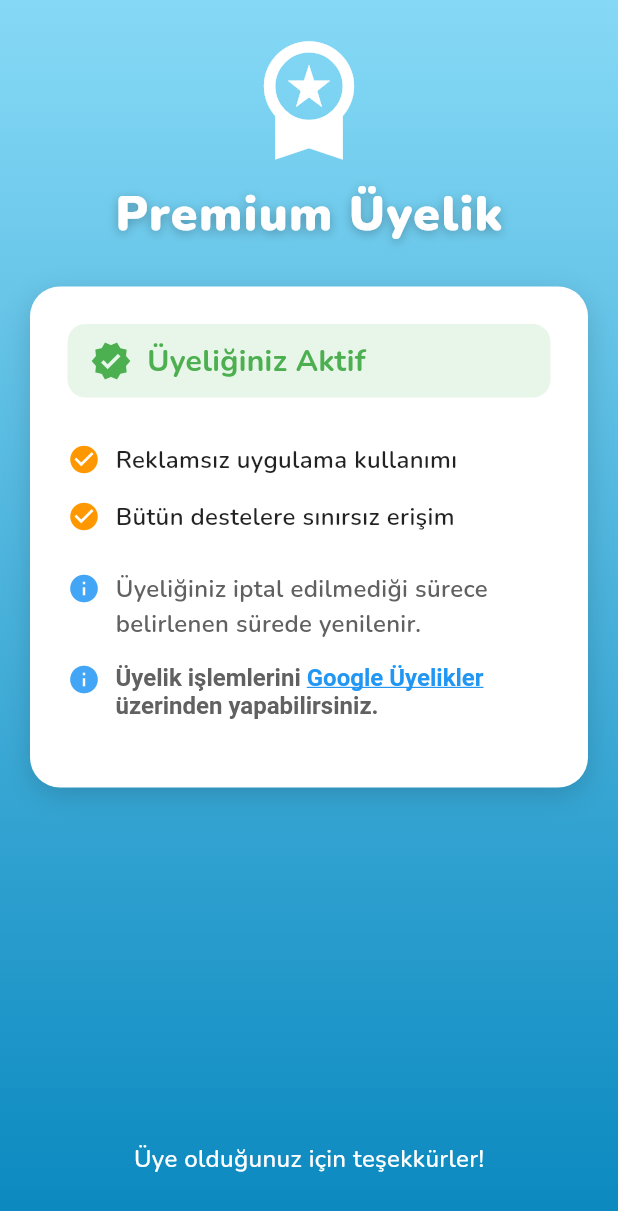
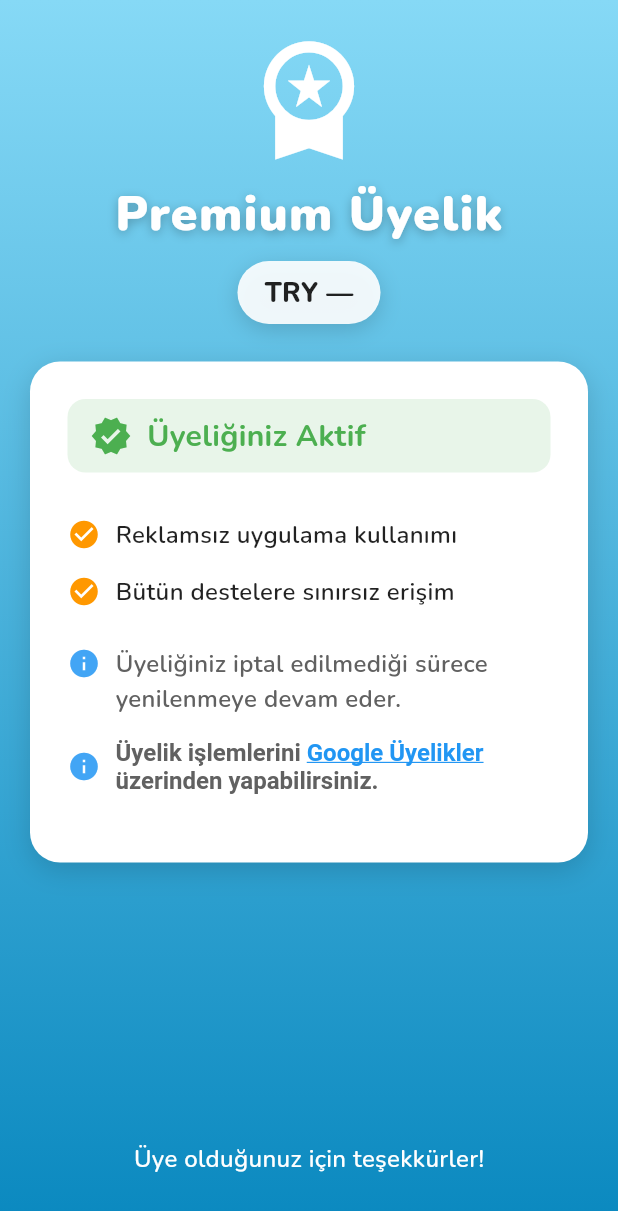
Before and after one commit to suleymanharbelioglu/flutter-heads-up-turkish, a Flutter app: the PremiumInfoPage screen opened directly with empty values, on a phone screen of 412 x 824 dp. Shown: the top 1211 px of the screen. Run offline on Flutter 3.47's test engine with Material 3 defaults, Android fonts, the light colour scheme and no system bars; our stand-ins replace bloc, connectivity_plus, dartz, flutter_bloc, font_awesome_flutter, get_it and 5 more; network calls fail.

Commit message:
premium info page

```diff
--- a/lib/presentation/premium/page/premium.dart
+++ b/lib/presentation/premium/page/premium.dart
@@ -1,4 +1,4 @@
-import 'package:ben_kimim/presentation/premium/bloc/is_user_premium_cubit.dart';
+import 'package:ben_kimim/data/app_purchase/model/product_model.dart';
 import 'package:ben_kimim/presentation/premium/bloc/load_products_cubit.dart';
 import 'package:ben_kimim/presentation/premium/bloc/load_products_state.dart';
 import 'package:ben_kimim/presentation/premium/bloc/premium_status_cubit.dart';
@@ -25,26 +25,31 @@ class PremiumPage extends StatelessWidget {
         )
       ],
       child: BlocListener<PurchaseCubit, PurchaseState>(
-          listener: (context, state) {
-        if (state is PurchaseFailure) {
-          // Satın alma başarısız → SnackBar ile hata göster
-          ScaffoldMessenger.of(context).showSnackBar(
-            SnackBar(content: Text(state.message)),
+          listener: (context, state) {},
+          child: BlocBuilder<PremiumStatusCubit, PremiumStatusState>(
+            builder: (context, state) {
+              if (state is PremiumActive) {
+                final productsState = context.read<LoadProductsCubit>().state;
+
+                ProductModel? product;
+                if (productsState is LoadProductsSuccess) {
+                  product = productsState.products.firstWhere(
+                    (p) => p.productId == state.purchase.productId,
+                    orElse: () => productsState.products.first,
                   );
                 }
-      }, child: BlocBuilder<PremiumStatusCubit, PremiumStatusState>(
-        builder: (context, state) {
-          if (state is PremiumActive) {
+
                 return PremiumInfoPage(
                   purchase: state.purchase,
+                  product: product,
                 );
               } else {
                 return Scaffold(
                   backgroundColor: Colors.white,
                   body: SafeArea(
                     child: Padding(
-                  padding:
-                      const EdgeInsets.symmetric(horizontal: 24, vertical: 16),
+                      padding: const EdgeInsets.symmetric(
+                          horizontal: 24, vertical: 16),
                       child: Column(
                         children: const [
                           SizedBox(height: 20),
--- a/lib/presentation/premium/page/premium_info.dart
+++ b/lib/presentation/premium/page/premium_info.dart
@@ -1,10 +1,17 @@
+import 'package:ben_kimim/data/app_purchase/model/product_model.dart';
 import 'package:ben_kimim/data/app_purchase/model/purchase_model.dart';
 import 'package:flutter/material.dart';
 import 'package:url_launcher/url_launcher.dart';
 
 class PremiumInfoPage extends StatelessWidget {
   final PurchaseModel purchase;
-  const PremiumInfoPage({super.key, required this.purchase});
+  final ProductModel? product;
+
+  const PremiumInfoPage({
+    super.key,
+    required this.purchase,
+    required this.product,
+  });
 
   @override
   Widget build(BuildContext context) {
@@ -17,6 +24,11 @@ class PremiumInfoPage extends StatelessWidget {
             child: Column(
               children: [
                 _buildHeader(),
+                const SizedBox(height: 8),
+
+                /// *** Manuel fiyat burada ***
+                _buildPriceTag(),
+
                 const SizedBox(height: 25),
                 _buildInfoCard(),
                 const Spacer(),
@@ -30,7 +42,9 @@ class PremiumInfoPage extends StatelessWidget {
     );
   }
 
+  // -----------------------------------------------------------
   // BACKGROUND GRADIENT
+  // -----------------------------------------------------------
   BoxDecoration _buildBackgroundGradient() {
     return const BoxDecoration(
       gradient: LinearGradient(
@@ -41,7 +55,9 @@ class PremiumInfoPage extends StatelessWidget {
     );
   }
 
-  // PREMIUM ÜYELİK BAŞLIĞI
+  // -----------------------------------------------------------
+  // HEADER
+  // -----------------------------------------------------------
   Widget _buildHeader() {
     return Column(
       children: [
@@ -49,7 +65,7 @@ class PremiumInfoPage extends StatelessWidget {
         const SizedBox(height: 10),
         Text(
           _getTitle(purchase.productId),
-          style: TextStyle(
+          style: const TextStyle(
             color: Colors.white,
             fontSize: 32,
             fontWeight: FontWeight.w900,
@@ -67,7 +83,51 @@ class PremiumInfoPage extends StatelessWidget {
     );
   }
 
+  // -----------------------------------------------------------
+  // FİYAT ROZETİ — Manuel fiyat
+  // -----------------------------------------------------------
+  Widget _buildPriceTag() {
+    return Container(
+      padding: const EdgeInsets.symmetric(vertical: 8, horizontal: 18),
+      decoration: BoxDecoration(
+        color: Colors.white.withOpacity(0.9),
+        borderRadius: BorderRadius.circular(30),
+        boxShadow: [
+          BoxShadow(
+            color: Colors.black.withOpacity(0.15),
+            blurRadius: 12,
+            offset: const Offset(0, 4),
+          ),
+        ],
+      ),
+      child: Text(
+        _getPriceText(purchase.productId),
+        style: const TextStyle(
+          fontSize: 18,
+          fontWeight: FontWeight.w800,
+          color: Colors.black87,
+        ),
+      ),
+    );
+  }
+
+  /// *** Manuel fiyat seçimi — format: TRY 40.00 ***
+  String _getPriceText(String productId) {
+    switch (productId) {
+      case 'weekly_premium':
+        return "TRY 40.00";
+      case 'monthly_premium':
+        return "TRY 100.00";
+      case 'yearly_premium':
+        return "TRY 600.00";
+      default:
+        return "TRY —";
+    }
+  }
+
+  // -----------------------------------------------------------
   // INFO CARD
+  // -----------------------------------------------------------
   Widget _buildInfoCard() {
     return Container(
       width: double.infinity,
@@ -78,18 +138,12 @@ class PremiumInfoPage extends StatelessWidget {
         children: [
           _buildActiveStatus(),
           const SizedBox(height: 30),
-
-          // ✓ ÇEKLİ MADDELER
           _infoBulletCheck("Reklamsız uygulama kullanımı"),
           const SizedBox(height: 15),
-
           _infoBulletCheck("Bütün destelere sınırsız erişim"),
           const SizedBox(height: 25),
-
-          // ℹ️ INFO MADDE – productId'ye göre yenilenme bilgisi
           _infoBulletInfo(_getRenewText(purchase.productId)),
           const SizedBox(height: 15),
-
           _buildGooglePlayLink(),
           const SizedBox(height: 20),
         ],
@@ -111,7 +165,6 @@ class PremiumInfoPage extends StatelessWidget {
     );
   }
 
-  // ACTIVE STATUS BOX
   Widget _buildActiveStatus() {
     return Container(
       padding: const EdgeInsets.symmetric(vertical: 10, horizontal: 15),
@@ -136,7 +189,6 @@ class PremiumInfoPage extends StatelessWidget {
     );
   }
 
-  // ✓ CHECK ICON MADDE
   Widget _infoBulletCheck(String text) {
     return Row(
       crossAxisAlignment: CrossAxisAlignment.start,
@@ -157,7 +209,6 @@ class PremiumInfoPage extends StatelessWidget {
     );
   }
 
-  // ℹ️ INFO ICON MADDE
   Widget _infoBulletInfo(String text) {
     return Row(
       crossAxisAlignment: CrossAxisAlignment.start,
@@ -178,12 +229,10 @@ class PremiumInfoPage extends StatelessWidget {
     );
   }
 
-  // GOOGLE PLAY LINK
   Widget _buildGooglePlayLink() {
     return GestureDetector(
       onTap: _openGooglePlaySubscriptions,
       child: Row(
-        crossAxisAlignment: CrossAxisAlignment.start,
         children: [
           Icon(Icons.info, color: Colors.blue.shade400, size: 22),
           const SizedBox(width: 10),
@@ -217,13 +266,11 @@ class PremiumInfoPage extends StatelessWidget {
   void _openGooglePlaySubscriptions() async {
     final Uri url =
         Uri.parse("https://play.google.com/store/account/subscriptions");
-
     if (await canLaunchUrl(url)) {
       await launchUrl(url, mode: LaunchMode.externalApplication);
     }
   }
 
-  // FOOTER
   Widget _buildFooterMessage() {
     return const Text(
       "Üye olduğunuz için teşekkürler!",
@@ -235,9 +282,9 @@ class PremiumInfoPage extends StatelessWidget {
     );
   }
 
-  // ------------------------------------------------------
-  //  PRODUCT ID → BAŞLIK
-  // ------------------------------------------------------
+  // -----------------------------------------------------------
+  // Title
+  // -----------------------------------------------------------
   String _getTitle(String productId) {
     switch (productId) {
       case 'weekly_premium':
@@ -251,9 +298,9 @@ class PremiumInfoPage extends StatelessWidget {
     }
   }
 
-  // ------------------------------------------------------
-  // PRODUCT ID → YENİLENME AÇIKLAMASI
-  // ------------------------------------------------------
+  // -----------------------------------------------------------
+  // Renew Text
+  // -----------------------------------------------------------
   String _getRenewText(String productId) {
     switch (productId) {
       case 'weekly_premium':
@@ -263,7 +310,7 @@ class PremiumInfoPage extends StatelessWidget {
       case 'yearly_premium':
         return "Üyeliğiniz iptal edilmediği sürece yıllık olarak yenilenir.";
       default:
-        return "Üyeliğiniz iptal edilmediği sürece belirlenen sürede yenilenir.";
+        return "Üyeliğiniz iptal edilmediği sürece yenilenmeye devam eder.";
     }
   }
 }
```
Lines whose indentation alone changed are shown as unchanged.
